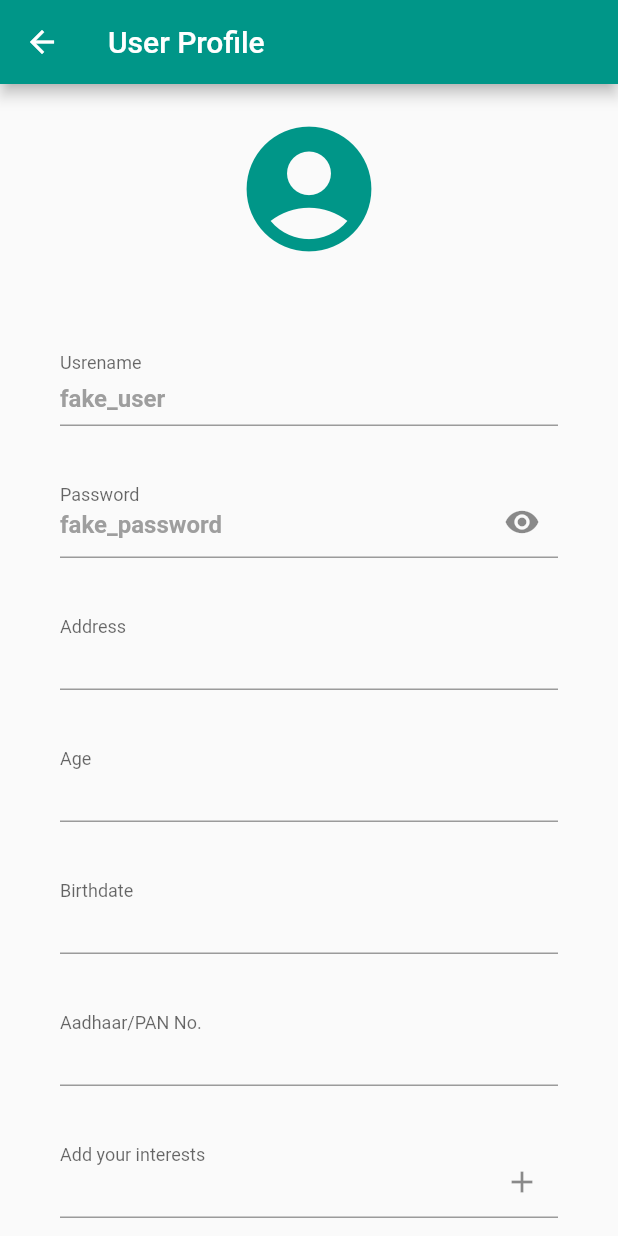
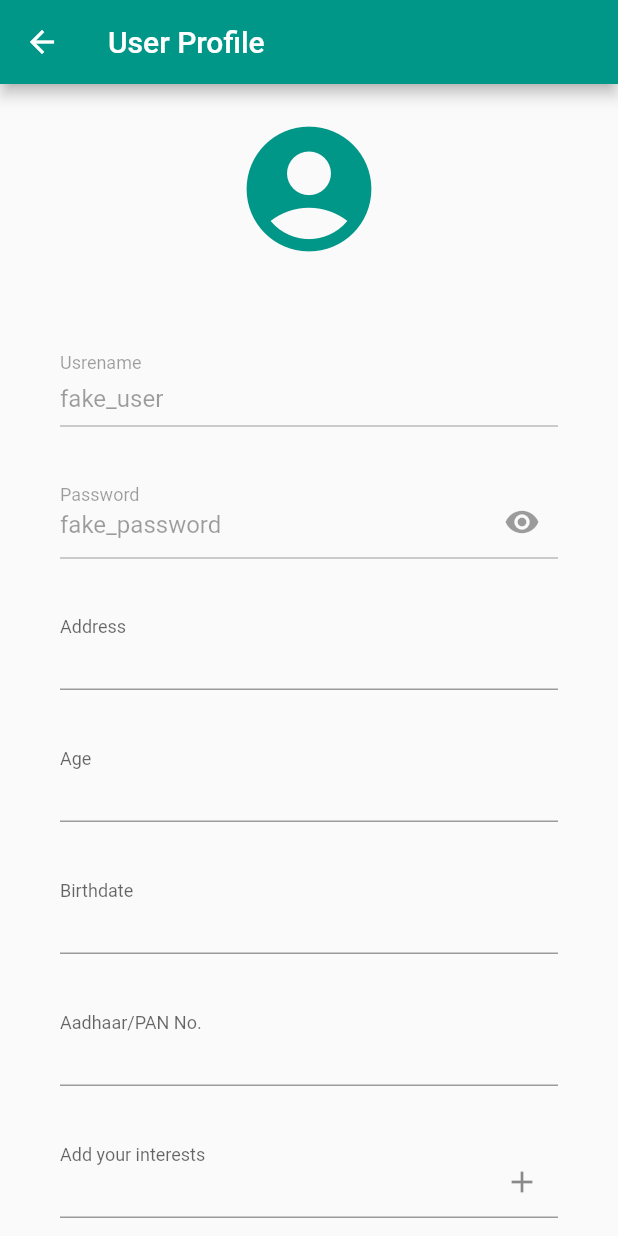
Before and after one commit to Abhi02-pro/meetup_events, a Flutter app: the MeetupEvents screen opened directly, after a tap on the "account circle" icon, on a phone screen of 412 x 824 dp. Run offline on Flutter 3.47's test engine with Material 2 defaults, Android fonts, the phone set to English and light mode, and no system bars; our stand-ins replace flutter_spinkit, shared_preferences; missing offline and left inert: flutter_barcode_scanner; accounts and stored records are empty; network calls fail.

Commit message:
user profile page updated

```diff
--- a/lib/event_list_tile.dart
+++ b/lib/event_list_tile.dart
@@ -38,17 +38,11 @@ class EventListTile extends StatelessWidget {
               ),
               SizedBox(height: 10,),
               Padding(
-                padding: const EdgeInsets.only(left: 15, right: 15, bottom: 5),
+                padding: const EdgeInsets.only(left: 15, right: 15, bottom: 8, top: 8),
                 child: Text(title, style: TextStyle(fontSize: 18, color: Theme.of(context).primaryColorDark), textAlign: TextAlign.center,),
               ),
-              Padding(
-                padding: const EdgeInsets.only(left: 15, right: 15, bottom: 5),
-                child: EventDetailRowElement("Date", date),
-              ),
-              Padding(
-                padding: const EdgeInsets.only(left: 15, right: 15, bottom: 5),
-                child: EventDetailRowElement("Location", location),
-              ),
+              EventDetailRowElement("Date", date),
+              EventDetailRowElement("Location", location),
               SizedBox(height: 5,)
             ],
           ),
--- a/lib/main.dart
+++ b/lib/main.dart
@@ -29,6 +29,7 @@ class MyApp extends StatelessWidget {
       ),
 
       home: const MyHomePage(),
+
     );
   }
 }
--- a/lib/screens/all_events_screen.dart
+++ b/lib/screens/all_events_screen.dart
@@ -6,6 +6,7 @@ import 'package:meetup_events/models/events.dart';
 import 'package:meetup_events/screens/user_profile_screen.dart';
 
 class MeetupEvents extends StatefulWidget {
+
   @override
   State<MeetupEvents> createState() => _MeetupEventsState();
 }
--- a/lib/screens/login_screen.dart
+++ b/lib/screens/login_screen.dart
@@ -5,6 +5,7 @@ import 'package:shared_preferences/shared_preferences.dart';
 import 'all_events_screen.dart';
 
 class LoginScreen extends StatefulWidget{
+
   @override
   State<LoginScreen> createState() => _LoginScreenState();
 }
--- a/lib/screens/splash_screen.dart
+++ b/lib/screens/splash_screen.dart
@@ -2,6 +2,7 @@ import 'package:flutter/material.dart';
 import 'package:flutter_spinkit/flutter_spinkit.dart';
 
 class SplashScreen extends StatelessWidget {
+
   @override
   Widget build(BuildContext context) {
     return Container(
--- a/lib/screens/user_profile_screen.dart
+++ b/lib/screens/user_profile_screen.dart
@@ -8,6 +8,12 @@ class UserProfile extends StatefulWidget {
 class _UserProfileState extends State<UserProfile> {
   bool isObscurePassword = true;
   List<String> userInterest = [];
+  final usernameController = TextEditingController(text: "fake_user");
+  final passwordController = TextEditingController(text: "fake_password");
+  var addressController = TextEditingController();
+  var ageController = TextEditingController();
+  var dobController = TextEditingController();
+  var cardController = TextEditingController();
   var interestController = TextEditingController();
 
   @override
@@ -33,12 +39,12 @@ class _UserProfileState extends State<UserProfile> {
                 SizedBox(
                   height: 20,
                 ),
-                BuildTextField("Usrename", "fake_user", false),
-                BuildTextField("Password", "fake_password", true),
-                BuildTextField("Address", "", false),
-                BuildTextField("Age", "", false),
-                BuildTextField("Birthdate", "", false),
-                BuildTextField("Aadhaar/PAN No.", "", false),
+                BuildTextField("Usrename", usernameController, false, false),
+                BuildTextField("Password", passwordController, true, false),
+                BuildTextField("Address", addressController, false, true),
+                BuildTextField("Age", ageController, false, true),
+                BuildTextField("Birthdate", dobController, false, true),
+                BuildTextField("Aadhaar/PAN No.", cardController, false, true),
                 Padding(
                   padding: const EdgeInsets.all(20.0),
                   child: TextField(
@@ -47,7 +53,7 @@ class _UserProfileState extends State<UserProfile> {
                       suffixIcon: IconButton(
                           onPressed: () {
                             setState(() {
-                              userInterest.add(interestController.text);
+                              userInterest.add(interestController.text.trim());
                               interestController.clear();
                             });
                           },
@@ -64,7 +70,7 @@ class _UserProfileState extends State<UserProfile> {
                 //   ),
                 // )
                 Padding(
-                  padding: const EdgeInsets.all(20.0),
+                  padding: const EdgeInsets.only(left: 20, right: 20, bottom: 20),
                   child: Container(
                     child: Wrap(
                         children: userInterest
@@ -76,6 +82,13 @@ class _UserProfileState extends State<UserProfile> {
                                         label: Text(interest.toString(), style: Theme.of(context).textTheme.bodySmall,),
                                       padding: EdgeInsets.symmetric(horizontal: 5, vertical: 2),
                                       backgroundColor: Theme.of(context).primaryColorLight,
+                                      deleteIcon: Icon(Icons.cancel),
+                                      deleteIconColor: Colors.black45,
+                                      onDeleted: () {
+                                        setState(() {
+                                          userInterest.removeWhere((element) => element.toString() == interest.toString());
+                                        });
+                                      },
                                     ),
                                   ),
                             )
@@ -91,11 +104,14 @@ class _UserProfileState extends State<UserProfile> {
   }
 
   Widget BuildTextField(
-      String labelText, String placeholder, bool isPasswordTextField) {
+      String labelText, TextEditingController controller, bool isPasswordTextField, bool isEnabled) {
     return Padding(
       padding: EdgeInsets.all(20),
       child: TextField(
-        obscureText: isPasswordTextField ? isObscurePassword : false,
+        controller: controller,
+        enabled: isEnabled,
+        // obscureText: isPasswordTextField ? isObscurePassword : false,
+        obscureText: false,
         decoration: InputDecoration(
             suffixIcon: isPasswordTextField
                 ? IconButton(
@@ -111,7 +127,7 @@ class _UserProfileState extends State<UserProfile> {
             contentPadding: EdgeInsets.only(bottom: 5),
             labelText: labelText,
             floatingLabelBehavior: FloatingLabelBehavior.always,
-            hintText: placeholder,
+            hintText: controller.text,
             hintStyle: TextStyle(
                 fontSize: 16, fontWeight: FontWeight.bold, color: Colors.grey)),
       ),
```
